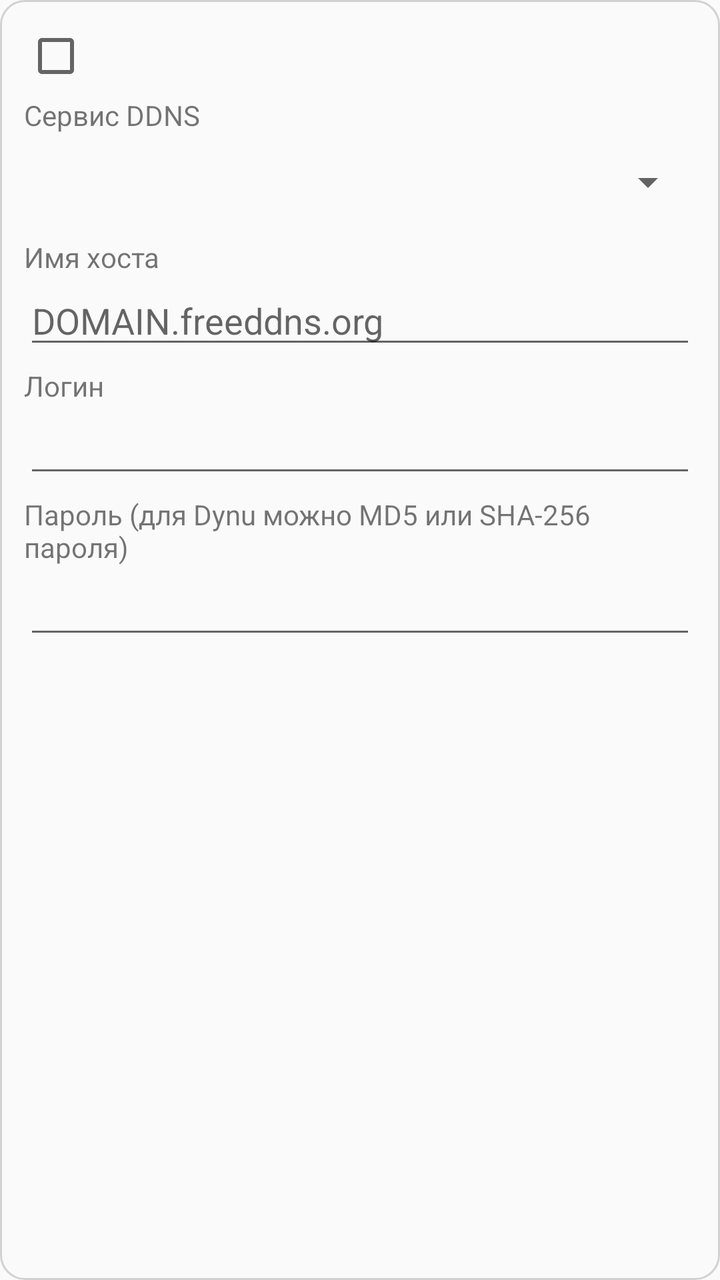
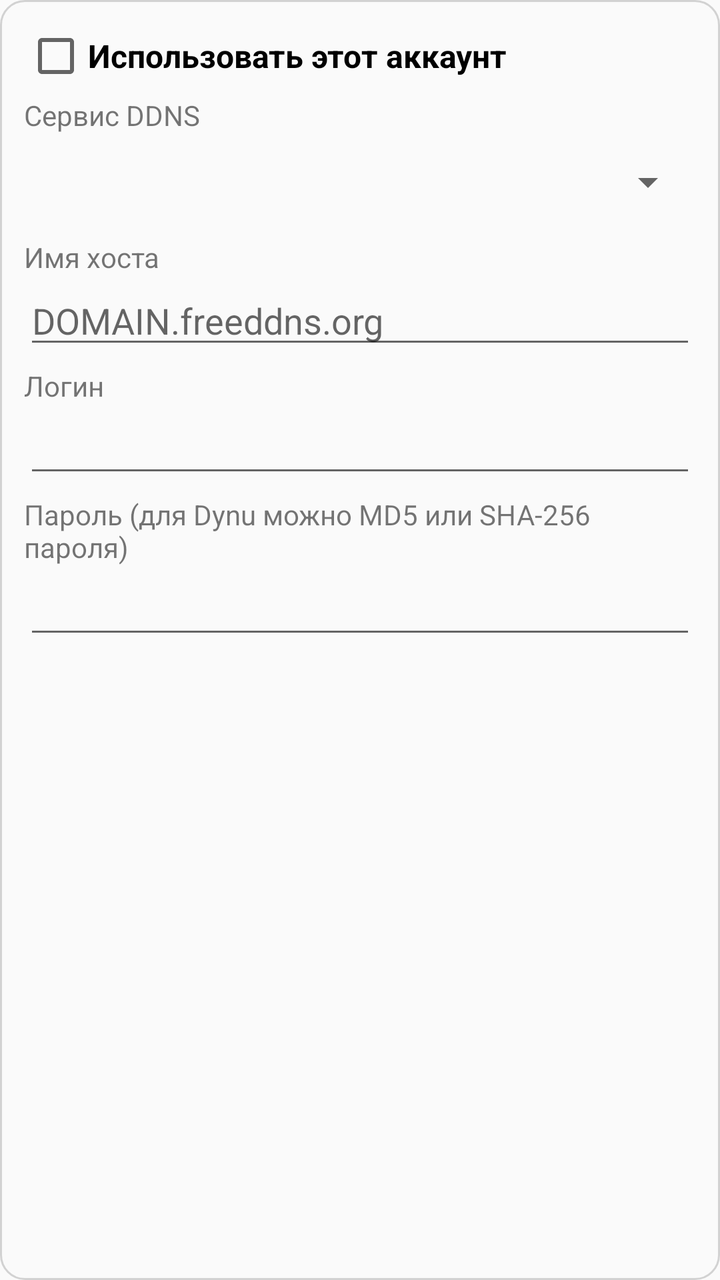

Compare the two renders of this Android layout. The source of the first and the diff that turns it into the second are given below.
<!-- AndroidManifest.xml: application theme Theme.Ddns -->
<!-- res/layout/account_card.xml -->
<?xml version="1.0" encoding="utf-8"?>
<LinearLayout xmlns:android="http://schemas.android.com/apk/res/android"
    android:layout_width="match_parent"
    android:layout_height="wrap_content"
    android:layout_marginTop="12dp"
    android:background="@drawable/card_bg"
    android:orientation="vertical"
    android:padding="12dp">

    <CheckBox
        android:id="@+id/accEnabled"
        android:layout_width="match_parent"
        android:layout_height="wrap_content"
        android:textSize="16sp"
        android:textStyle="bold" />

    <TextView
        android:layout_width="wrap_content"
        android:layout_height="wrap_content"
        android:layout_marginTop="4dp"
        android:text="@string/label_provider" />

    <Spinner
        android:id="@+id/accProvider"
        android:layout_width="match_parent"
        android:layout_height="wrap_content"
        android:minHeight="48dp" />

    <EditText
        android:id="@+id/accUrl"
        android:layout_width="match_parent"
        android:layout_height="wrap_content"
        android:hint="@string/hint_url"
        android:importantForAutofill="no"
        android:inputType="textUri"
        android:visibility="gone" />

    <TextView
        android:layout_width="wrap_content"
        android:layout_height="wrap_content"
        android:layout_marginTop="4dp"
        android:text="@string/label_hostname" />

    <EditText
        android:id="@+id/accHost"
        android:layout_width="match_parent"
        android:layout_height="wrap_content"
        android:hint="@string/hint_hostname"
        android:importantForAutofill="no"
        android:inputType="textUri" />

    <TextView
        android:layout_width="wrap_content"
        android:layout_height="wrap_content"
        android:layout_marginTop="4dp"
        android:text="@string/label_username" />

    <EditText
        android:id="@+id/accUser"
        android:layout_width="match_parent"
        android:layout_height="wrap_content"
        android:importantForAutofill="no"
        android:inputType="text" />

    <TextView
        android:layout_width="wrap_content"
        android:layout_height="wrap_content"
        android:layout_marginTop="4dp"
        android:text="@string/label_password" />

    <EditText
        android:id="@+id/accPass"
        android:layout_width="match_parent"
        android:layout_height="wrap_content"
        android:importantForAutofill="no"
        android:inputType="textPassword" />

    <TextView
        android:id="@+id/accStatus"
        android:layout_width="match_parent"
        android:layout_height="wrap_content"
        android:layout_marginTop="8dp"
        android:alpha="0.8"
        android:fontFamily="monospace"
        android:textIsSelectable="true"
        android:textSize="12sp" />
</LinearLayout>
<!-- resources referenced by this layout -->
<resources>
  <!-- drawable card_bg (drawable) -->
  <?xml version="1.0" encoding="utf-8"?>
  <shape xmlns:android="http://schemas.android.com/apk/res/android"
      android:shape="rectangle">
      <corners android:radius="12dp" />
      <stroke
          android:width="1dp"
          android:color="#55808080" />
  </shape>
  <string name="hint_hostname">DOMAIN.freeddns.org</string>
  <string name="hint_url">https://ddns.example.com/nic/update</string>
  <string name="label_hostname">Имя хоста</string>
  <string name="label_password">Пароль (для Dynu можно MD5 или SHA-256 пароля)</string>
  <string name="label_provider">Сервис DDNS</string>
  <string name="label_username">Логин</string>
  <style name="Theme.Ddns" parent="android:Theme.Material.Light.NoActionBar" />
</resources>

<!-- the commit's change to res/layout/account_card.xml (unified diff, before → after) -->
@@ -11,6 +11,7 @@
         android:id="@+id/accEnabled"
         android:layout_width="match_parent"
         android:layout_height="wrap_content"
+        android:text="@string/label_enabled"
         android:textSize="16sp"
         android:textStyle="bold" />
 
<!-- resource entries referenced after the edit -->
@@ -11,6 +11,7 @@
   </shape>
   <string name="hint_hostname">DOMAIN.freeddns.org</string>
   <string name="hint_url">https://ddns.example.com/nic/update</string>
+  <string name="label_enabled">Использовать этот аккаунт</string>
   <string name="label_hostname">Имя хоста</string>
   <string name="label_password">Пароль (для Dynu можно MD5 или SHA-256 пароля)</string>
   <string name="label_provider">Сервис DDNS</string>
